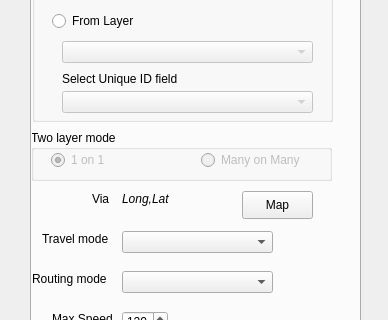
The window that ors_tools_dialog_base.ui (GIScience/orstools-qgis-plugin) describes before a commit, drawn with Qt 5; both pictures show x 0 to 388 and y 445 to 765 of the 388 by 847 pixel window.
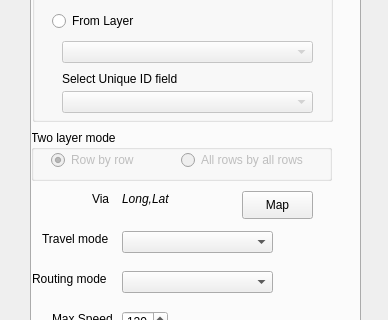
The same window after the commit. The open tabs and pages were chosen to show the change.

Diff of the .ui file:
```diff
--- a/ors_tools_dialog_base.ui
+++ b/ors_tools_dialog_base.ui
@@ -1120,7 +1120,7 @@
        <string>&lt;html&gt;&lt;head/&gt;&lt;body&gt;&lt;p&gt;start_layer[1]--&amp;gt;end_layer[1]&lt;/p&gt;&lt;p&gt;start_layer[2]--&amp;gt;end_layer[2]&lt;br/&gt;&lt;/p&gt;&lt;/body&gt;&lt;/html&gt;</string>
       </property>
       <property name="text">
-       <string>1 on 1</string>
+       <string>Row by row</string>
       </property>
       <property name="checked">
        <bool>true</bool>
@@ -1132,9 +1132,9 @@
       </property>
       <property name="geometry">
        <rect>
-        <x>170</x>
+        <x>150</x>
         <y>20</y>
-        <width>121</width>
+        <width>141</width>
         <height>20</height>
        </rect>
       </property>
@@ -1142,7 +1142,7 @@
        <string>&lt;html&gt;&lt;head/&gt;&lt;body&gt;&lt;p&gt;start_layer[1]--&amp;gt;end_layer[1]&lt;/p&gt;&lt;p&gt;start_layer[1]--&amp;gt;end_layer[2]&lt;/p&gt;&lt;p&gt;start_layer[2]--&amp;gt;end_layer[1]&lt;/p&gt;&lt;p&gt;start_layer[2]--&amp;gt;end_layer[2]&lt;br/&gt;&lt;/p&gt;&lt;/body&gt;&lt;/html&gt;</string>
       </property>
       <property name="text">
-       <string>Many on Many</string>
+       <string>All rows by all rows</string>
       </property>
      </widget>
     </widget>
```
Left out of the diff: 29 changed lines with no effect on the pictures.
